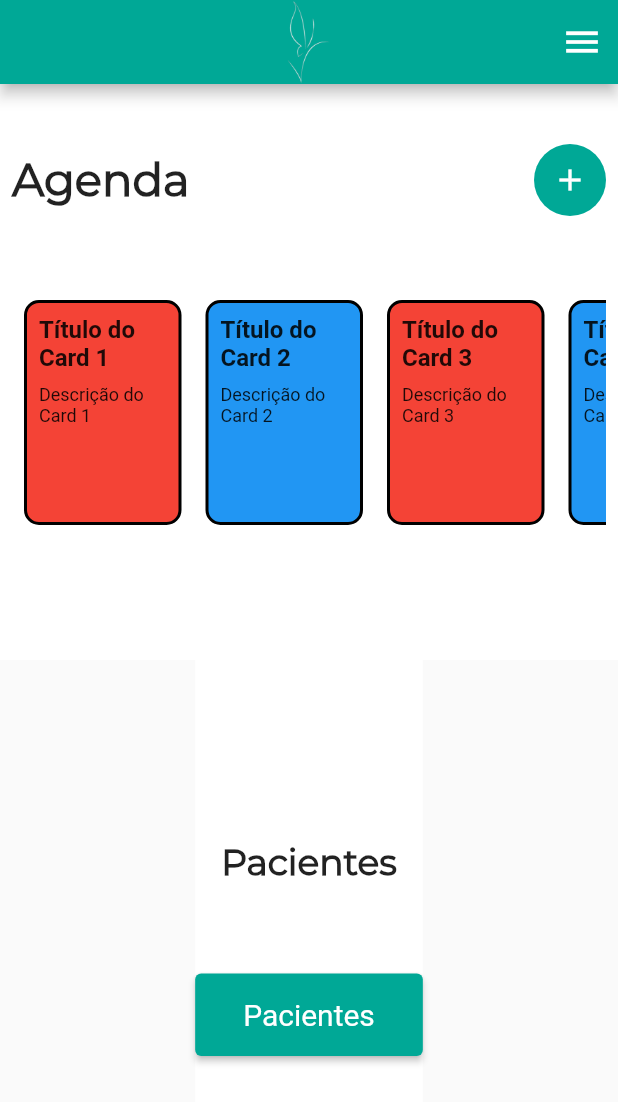
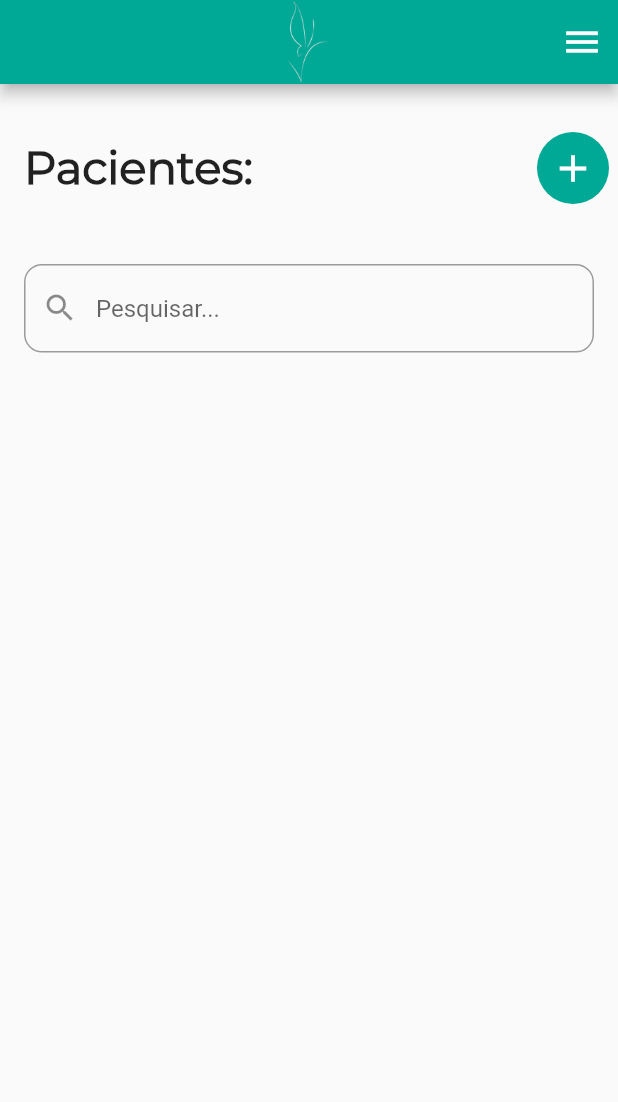
Before and after one commit to leonardoOriginal/prontuarioapp, a Flutter app: the Homepage screen opened directly, after a tap on "Pacientes", on a phone screen of 412 x 824 dp. Shown: the top 1102 px of the screen. Run offline on Flutter 3.47's test engine with Material 2 defaults, Android fonts, the phone set to English and light mode, and no system bars.

Commit message:
inicio da tela de pacientes

```diff
--- a/lib/pages/home_page.dart
+++ b/lib/pages/home_page.dart
@@ -1,5 +1,6 @@
 import 'package:flutter/material.dart';
 import 'package:vida_leve/utils/appbar.dart';
+import 'package:vida_leve/pages/pacientes.dart';
 
 class Homepage extends StatelessWidget {
   @override
@@ -36,10 +37,11 @@ class Homepage extends StatelessWidget {
                         Container(
                           decoration: BoxDecoration(
                             borderRadius: BorderRadius.circular(50),
-                            color: Color.fromRGBO(0, 168, 150, 100)
+                            color: const Color.fromRGBO(0, 168, 150, 100)
                           ),
                           child: IconButton(
-                            icon: Icon(Icons.add),
+                            icon: const Icon(Icons.add),
+                            iconSize: 30,
                             color: Colors.white,
                             onPressed: () {
                               // Função a ser executada quando o ícone for clicado
@@ -126,7 +128,11 @@ class Homepage extends StatelessWidget {
                   const SizedBox(height: 60.0),
                   ElevatedButton(
                     onPressed: () {
-                      // Função a ser executada quando o botão for clicado
+                      print('pacientes');
+                      Navigator.push(
+                        context,
+                        MaterialPageRoute(builder: (context) => Pacientes()),
+                      );
                     },
                     style: ElevatedButton.styleFrom(
                       padding: const EdgeInsets.symmetric(horizontal: 32.0, vertical: 16.0),
--- /dev/null
+++ b/lib/pages/pacientes.dart
@@ -0,0 +1,69 @@
+import 'package:flutter/material.dart';
+import 'package:vida_leve/utils/appbar.dart';
+
+class Pacientes extends StatelessWidget {
+  @override
+  Widget build(BuildContext context) {
+    return Scaffold(
+      appBar: MyAppBar(
+        title: '',
+        icon: Icons.settings,
+        onIconPressed: () {
+        },
+      ),
+      body: Column(
+        children: [
+          Padding(
+            padding: const EdgeInsets.symmetric(vertical: 32),
+            child: Row(
+              mainAxisAlignment: MainAxisAlignment.spaceBetween,
+              children: [
+                const Padding(
+                  padding: EdgeInsets.only(left: 16),
+                  child: Text(
+                    'Pacientes:',
+                    style: TextStyle(
+                      fontSize: 30.0,
+                      fontWeight: FontWeight.bold,
+                      fontFamily: 'Montserrat',
+                    ),
+                  ),
+                ),
+                Padding(
+                  padding: const EdgeInsets.only(right: 6),
+                  child: Container(
+                    decoration: BoxDecoration(
+                      borderRadius: BorderRadius.circular(50),
+                      color: const Color.fromRGBO(0, 168, 150, 100)
+                    ),
+                    child: IconButton(
+                      icon: const Icon(Icons.add),
+                      iconSize: 30,
+                      color: Colors.white,
+                      onPressed: () {
+                        // Função a ser executada quando o ícone for clicado
+                      },
+                    ),
+                  ),
+                ),
+              ],
+            ),
+          ),
+          Container(
+            margin: const EdgeInsets.symmetric(horizontal: 16, vertical: 8),
+            child: TextField(
+              decoration: InputDecoration(
+                hintText: 'Pesquisar...',
+                prefixIcon: const Icon(Icons.search),
+                border: OutlineInputBorder(
+                  borderRadius: BorderRadius.circular(12),
+                ),
+              ),
+            ),
+          ),
+          // resto do conteúdo da página
+        ],
+      ),
+    );
+  }
+}
```
